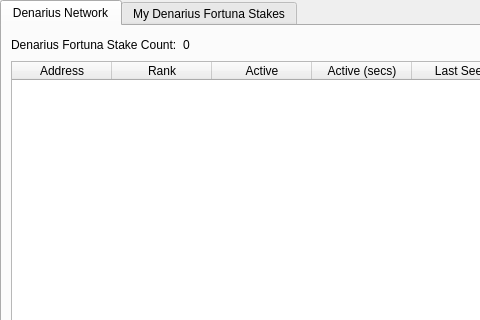
Above: src/qt/forms/fortunastakemanager.ui from Olliecad1/CLEO-Global before the change; both pictures show x 0 to 480 and y 0 to 320 of the 666 by 420 pixel window. Below: the same form after it.
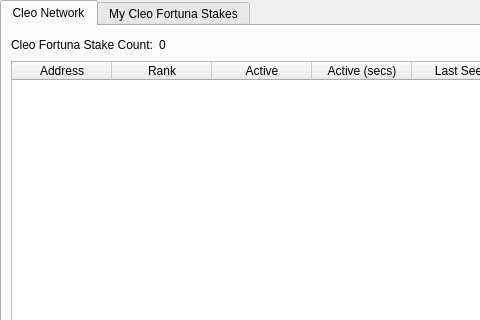
That is the form after the change.

Patch:
```diff
--- a/src/qt/forms/fortunastakemanager.ui
+++ b/src/qt/forms/fortunastakemanager.ui
@@ -41,7 +41,7 @@
        </property>
        <widget class="QWidget" name="tab">
         <attribute name="title">
-         <string>Denarius Network</string>
+         <string>Cleo Network</string>
         </attribute>
         <layout class="QGridLayout" name="gridLayout">
          <item row="1" column="0">
@@ -98,7 +98,7 @@
            <item>
             <widget class="QLabel" name="label_2">
              <property name="text">
-              <string>Denarius Fortuna Stake Count:</string>
+              <string>Cleo Fortuna Stake Count:</string>
              </property>
             </widget>
            </item>
@@ -128,7 +128,7 @@
        </widget>
        <widget class="QWidget" name="tab_2">
         <attribute name="title">
-         <string>My Denarius Fortuna Stakes</string>
+         <string>My Cleo Fortuna Stakes</string>
         </attribute>
         <layout class="QGridLayout" name="gridLayout_2">
          <item row="0" column="0">
```
